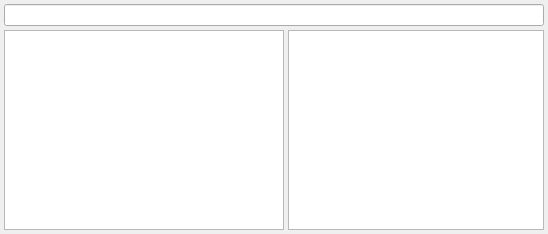
Old version of the form QtSLiM/QtSLiMHelpWindow.ui in the repository MesserLab/SLiM.
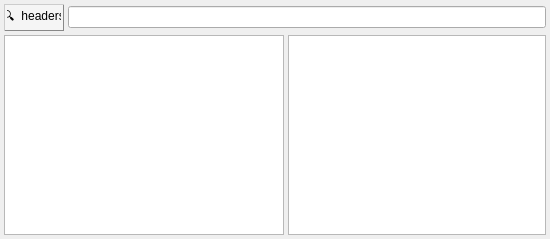
New version of the form.

Commit message: help window step 3

```diff
--- a/QtSLiM/QtSLiMHelpWindow.ui
+++ b/QtSLiM/QtSLiMHelpWindow.ui
@@ -2,6 +2,14 @@
 <ui version="4.0">
  <class>QtSLiMHelpWindow</class>
  <widget class="QDialog" name="QtSLiMHelpWindow">
+  <property name="geometry">
+   <rect>
+    <x>0</x>
+    <y>0</y>
+    <width>550</width>
+    <height>235</height>
+   </rect>
+  </property>
   <property name="windowTitle">
    <string>Scripting Help</string>
   </property>
@@ -22,7 +30,60 @@
     <number>4</number>
    </property>
    <item>
-    <widget class="QLineEdit" name="searchField"/>
+    <layout class="QHBoxLayout" name="horizontalLayout_2">
+     <property name="spacing">
+      <number>4</number>
+     </property>
+     <item>
+      <widget class="QPushButton" name="searchScopeButton">
+       <property name="sizePolicy">
+        <sizepolicy hsizetype="Fixed" vsizetype="Fixed">
+         <horstretch>0</horstretch>
+         <verstretch>0</verstretch>
+        </sizepolicy>
+       </property>
+       <property name="minimumSize">
+        <size>
+         <width>60</width>
+         <height>0</height>
+        </size>
+       </property>
+       <property name="maximumSize">
+        <size>
+         <width>60</width>
+         <height>16777215</height>
+        </size>
+       </property>
+       <property name="font">
+        <font>
+         <pointsize>9</pointsize>
+        </font>
+       </property>
+       <property name="styleSheet">
+        <string notr="true">QPushButton {
+border: 1px solid #888;
+border-radius: 20px;
+border-style: outset;
+margin: 0px;
+padding: 2px;
+background: rgb(245, 245, 245);
+}
+QPushButton:pressed {
+background: rgb(195, 195, 195);
+}</string>
+       </property>
+       <property name="text">
+        <string>🔍  headers</string>
+       </property>
+       <property name="autoDefault">
+        <bool>false</bool>
+       </property>
+      </widget>
+     </item>
+     <item>
+      <widget class="QLineEdit" name="searchField"/>
+     </item>
+    </layout>
    </item>
    <item>
     <layout class="QHBoxLayout" name="horizontalLayout">
```
The commit also changes 4 other files.
